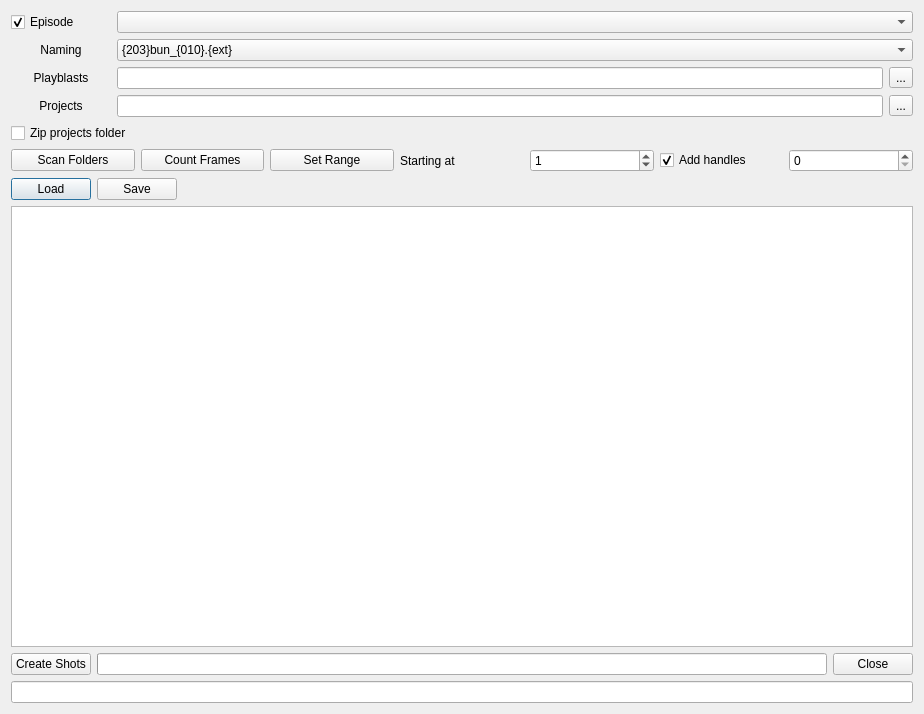
Old version of the form module/wildchildanimation/gui/forms/playlist_dialog.ui in the repository dearyangyu/swing.
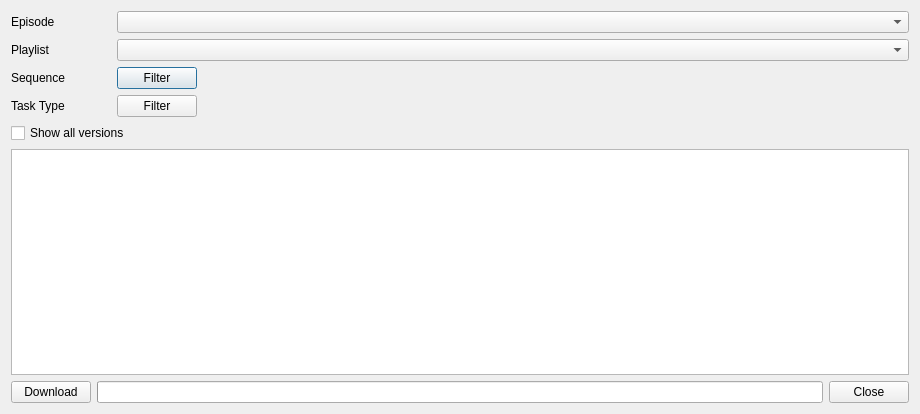
New version of the form.

Diff of the .ui file:
```diff
--- a/module/wildchildanimation/gui/forms/playlist_dialog.ui
+++ b/module/wildchildanimation/gui/forms/playlist_dialog.ui
@@ -9,8 +9,8 @@
    <rect>
     <x>0</x>
     <y>0</y>
-    <width>924</width>
-    <height>714</height>
+    <width>920</width>
+    <height>414</height>
    </rect>
   </property>
   <property name="windowTitle">
@@ -27,18 +27,36 @@
        <item>
         <layout class="QHBoxLayout" name="horizontalLayoutEpisodeSequence">
          <item>
-          <widget class="QCheckBox" name="checkBoxSequence">
+          <widget class="QLabel" name="labelPlayblastFolder">
+           <property name="sizePolicy">
+            <sizepolicy hsizetype="Fixed" vsizetype="Fixed">
+             <horstretch>0</horstretch>
+             <verstretch>0</verstretch>
+            </sizepolicy>
+           </property>
            <property name="minimumSize">
             <size>
              <width>100</width>
              <height>0</height>
             </size>
            </property>
+           <property name="maximumSize">
+            <size>
+             <width>100</width>
+             <height>16777215</height>
+            </size>
+           </property>
+           <property name="font">
+            <font>
+             <weight>50</weight>
+             <bold>false</bold>
+            </font>
+           </property>
            <property name="text">
             <string>Episode</string>
            </property>
-           <property name="checked">
-            <bool>true</bool>
+           <property name="alignment">
+            <set>Qt::AlignLeading|Qt::AlignLeft|Qt::AlignVCenter</set>
            </property>
           </widget>
          </item>
@@ -72,98 +90,6 @@
        <item>
         <layout class="QHBoxLayout" name="horizontalLayout_7">
          <item>
-          <widget class="QLabel" name="label">
-           <property name="minimumSize">
-            <size>
-             <width>100</width>
-             <height>0</height>
-            </size>
-           </property>
-           <property name="text">
-            <string>Naming</string>
-           </property>
-           <property name="alignment">
-            <set>Qt::AlignCenter</set>
-           </property>
-          </widget>
-         </item>
-         <item>
-          <widget class="QComboBox" name="comboBoxNaming">
-           <property name="sizePolicy">
-            <sizepolicy hsizetype="MinimumExpanding" vsizetype="Fixed">
-             <horstretch>0</horstretch>
-             <verstretch>0</verstretch>
-            </sizepolicy>
-           </property>
-           <item>
-            <property name="text">
-             <string>{203}bun_{010}.{ext}</string>
-            </property>
-           </item>
-           <item>
-            <property name="text">
-             <string>{tg118wha}_{030}fun_{010}_v01</string>
-            </property>
-           </item>
-          </widget>
-         </item>
-        </layout>
-       </item>
-       <item>
-        <layout class="QHBoxLayout" name="horizontalLayout">
-         <item>
-          <widget class="QLabel" name="labelPlayblastFolder">
-           <property name="sizePolicy">
-            <sizepolicy hsizetype="Fixed" vsizetype="Fixed">
-             <horstretch>0</horstretch>
-             <verstretch>0</verstretch>
-            </sizepolicy>
-           </property>
-           <property name="minimumSize">
-            <size>
-             <width>100</width>
-             <height>0</height>
-            </size>
-           </property>
-           <property name="maximumSize">
-            <size>
-             <width>60</width>
-             <height>16777215</height>
-            </size>
-           </property>
-           <property name="font">
-            <font>
-             <weight>50</weight>
-             <bold>false</bold>
-            </font>
-           </property>
-           <property name="text">
-            <string>Playblasts</string>
-           </property>
-           <property name="alignment">
-            <set>Qt::AlignCenter</set>
-           </property>
-          </widget>
-         </item>
-         <item>
-          <widget class="QLineEdit" name="lineEditPlayblastFolder">
-           <property name="toolTip">
-            <string>Select a directory containing media files ###ABC_###</string>
-           </property>
-          </widget>
-         </item>
-         <item>
-          <widget class="QToolButton" name="toolButtonSelectPlayblasts">
-           <property name="text">
-            <string>...</string>
-           </property>
-          </widget>
-         </item>
-        </layout>
-       </item>
-       <item>
-        <layout class="QHBoxLayout" name="horizontalLayout_6">
-         <item>
           <widget class="QLabel" name="labelProjectsFolder">
            <property name="sizePolicy">
             <sizepolicy hsizetype="Fixed" vsizetype="Fixed">
@@ -179,7 +105,7 @@
            </property>
            <property name="maximumSize">
             <size>
-             <width>60</width>
+             <width>100</width>
              <height>16777215</height>
             </size>
            </property>
@@ -190,24 +116,20 @@
             </font>
            </property>
            <property name="text">
-            <string>Projects</string>
+            <string>Playlist</string>
            </property>
            <property name="alignment">
-            <set>Qt::AlignCenter</set>
+            <set>Qt::AlignLeading|Qt::AlignLeft|Qt::AlignVCenter</set>
            </property>
           </widget>
          </item>
          <item>
-          <widget class="QLineEdit" name="lineEditProjectsFolder">
-           <property name="toolTip">
-            <string>Select a directory containing project files ###ABC_###</string>
-           </property>
-          </widget>
-         </item>
-         <item>
-          <widget class="QToolButton" name="toolButtonSelectProjects">
-           <property name="text">
-            <string>...</string>
+          <widget class="QComboBox" name="comboBoxPlaylist">
+           <property name="sizePolicy">
+            <sizepolicy hsizetype="MinimumExpanding" vsizetype="Fixed">
+             <horstretch>0</horstretch>
+             <verstretch>0</verstretch>
+            </sizepolicy>
            </property>
           </widget>
          </item>
@@ -215,120 +137,101 @@
        </item>
        <item>
         <layout class="QGridLayout" name="gridLayout_2">
-         <item row="4" column="0">
-          <layout class="QHBoxLayout" name="horizontalLayout_8">
-           <item>
-            <widget class="QPushButton" name="pushButtonLoad">
-             <property name="text">
-              <string>Load</string>
-             </property>
-            </widget>
-           </item>
-           <item>
-            <widget class="QPushButton" name="pushButtonSave">
-             <property name="text">
-              <string>Save</string>
-             </property>
-            </widget>
-           </item>
-           <item>
-            <spacer name="horizontalSpacer_2">
-             <property name="orientation">
-              <enum>Qt::Horizontal</enum>
-             </property>
-             <property name="sizeType">
-              <enum>QSizePolicy::Minimum</enum>
-             </property>
-             <property name="sizeHint" stdset="0">
-              <size>
-               <width>40</width>
-               <height>20</height>
-              </size>
-             </property>
-            </spacer>
-           </item>
-           <item>
-            <spacer name="horizontalSpacer">
-             <property name="orientation">
-              <enum>Qt::Horizontal</enum>
-             </property>
-             <property name="sizeHint" stdset="0">
-              <size>
-               <width>40</width>
-               <height>20</height>
-              </size>
-             </property>
-            </spacer>
-           </item>
-          </layout>
-         </item>
          <item row="1" column="0">
-          <layout class="QHBoxLayout" name="horizontalLayout_9">
+          <layout class="QHBoxLayout" name="horizontalLayout">
            <item>
-            <widget class="QPushButton" name="pushButtonScan">
-             <property name="text">
-              <string>Scan Folders</string>
+            <widget class="QLabel" name="label">
+             <property name="minimumSize">
+              <size>
+               <width>100</width>
+               <height>0</height>
+              </size>
              </property>
-            </widget>
-           </item>
-           <item>
-            <widget class="QPushButton" name="pushButtonFfprobe">
-             <property name="text">
-              <string>Count Frames</string>
+             <property name="maximumSize">
+              <size>
+               <width>100</width>
+               <height>16777215</height>
+              </size>
              </property>
-            </widget>
-           </item>
-           <item>
-            <widget class="QPushButton" name="pushButtonSetRange">
              <property name="text">
-              <string>Set Range</string>
+              <string>Sequence</string>
              </property>
             </widget>
            </item>
            <item>
-            <widget class="QLabel" name="labelStartingAt">
+            <widget class="QPushButton" name="pushButtonFilterSequence">
              <property name="text">
-              <string>Starting at</string>
+              <string>Filter</string>
              </property>
             </widget>
            </item>
            <item>
-            <widget class="QSpinBox" name="spinBoxStartingFrame">
-             <property name="accelerated">
-              <bool>true</bool>
+            <spacer name="horizontalSpacer">
+             <property name="orientation">
+              <enum>Qt::Horizontal</enum>
              </property>
-             <property name="maximum">
-              <number>9999999</number>
+             <property name="sizeHint" stdset="0">
+              <size>
+               <width>40</width>
+               <height>20</height>
+              </size>
              </property>
-             <property name="value">
-              <number>1</number>
-             </property>
-            </widget>
-           </item>
-           <item>
-            <widget class="QCheckBox" name="checkBoxHandles">
-             <property name="text">
-              <string>Add handles</string>
-             </property>
-             <property name="checked">
-              <bool>true</bool>
-             </property>
-            </widget>
-           </item>
-           <item>
-            <widget class="QSpinBox" name="spinBoxHandles"/>
+            </spacer>
            </item>
           </layout>
          </item>
-         <item row="0" column="0">
-          <widget class="QCheckBox" name="checkBoxZip">
-           <property name="text">
-            <string>Zip projects folder</string>
-           </property>
-          </widget>
+         <item row="3" column="0">
+          <layout class="QHBoxLayout" name="horizontalLayout_2">
+           <item>
+            <widget class="QLabel" name="label_2">
+             <property name="minimumSize">
+              <size>
+               <width>100</width>
+               <height>0</height>
+              </size>
+             </property>
+             <property name="maximumSize">
+              <size>
+               <width>100</width>
+               <height>16777215</height>
+              </size>
+             </property>
+             <property name="text">
+              <string>Task Type</string>
+             </property>
+            </widget>
+           </item>
+           <item>
+            <widget class="QPushButton" name="pushButtonFilterTaskType">
+             <property name="text">
+              <string>Filter</string>
+             </property>
+            </widget>
+           </item>
+           <item>
+            <spacer name="horizontalSpacer_2">
+             <property name="orientation">
+              <enum>Qt::Horizontal</enum>
+             </property>
+             <property name="sizeHint" stdset="0">
+              <size>
+               <width>40</width>
+               <height>20</height>
+              </size>
+             </property>
+            </spacer>
+           </item>
+          </layout>
          </item>
         </layout>
        </item>
+       <item>
+        <widget class="QCheckBox" name="checkboxShowAll">
+         <property name="text">
+          <string>Show all versions</string>
+         </property>
+        </widget>
+       </item>
       </layout>
      </item>
     </layout>
@@ -372,7 +275,7 @@
      <item>
       <widget class="QPushButton" name="pushButtonCreate">
        <property name="text">
-        <string>Create Shots</string>
+        <string>Download</string>
        </property>
       </widget>
      </item>
@@ -398,9 +301,6 @@
      </item>
     </layout>
    </item>
-   <item>
-    <widget class="QLineEdit" name="lineEdit"/>
-   </item>
   </layout>
  </widget>
  <resources/>
```
Left out of the diff: 6 changed lines with no effect on the pictures.
